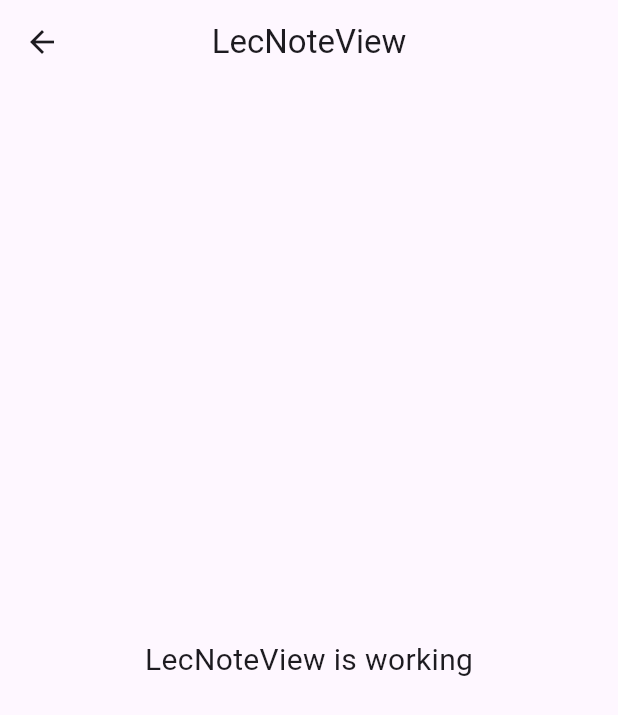
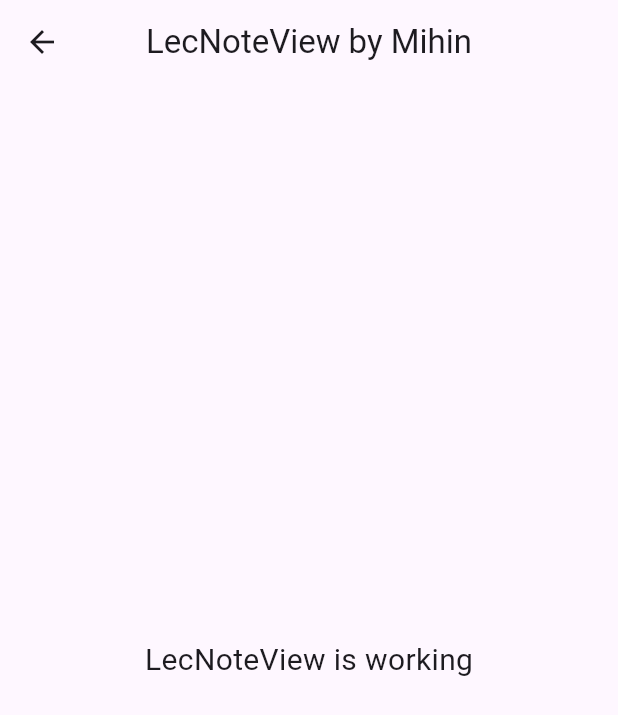
Before and after one commit to Nimsara2001/voicense_frontend, a Flutter app: the LecNoteView screen opened by its route, on a phone screen of 412 x 824 dp. Shown: the top 715 px of the screen. Run offline on Flutter 3.47's test engine with Material 3 defaults, Android fonts, the phone set to English and light mode, and no system bars; our stand-ins replace get.

Commit message:
test commit

```diff
--- a/lib/app/modules/lec_note/views/lec_note_view.dart
+++ b/lib/app/modules/lec_note/views/lec_note_view.dart
@@ -9,7 +9,7 @@ class LecNoteView extends GetView<LecNoteController> {
   Widget build(BuildContext context) {
     return Scaffold(
       appBar: AppBar(
-        title: Text('LecNoteView'),
+        title: Text('LecNoteView by Mihin'),
         centerTitle: true,
       ),
       body: Center(
```
